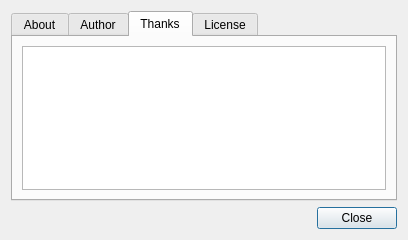
anilFree/seascope, file src/ui/about.ui: the form before one commit.
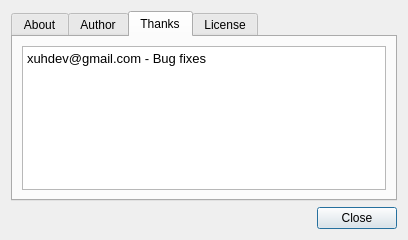
The form after the commit. The open tabs and pages were chosen to show the change.

Commit message: Creating debug info window.

Patch:
```diff
--- a/src/ui/about.ui
+++ b/src/ui/about.ui
@@ -155,6 +155,7 @@
 &lt;html&gt;&lt;head&gt;&lt;meta name=&quot;qrichtext&quot; content=&quot;1&quot; /&gt;&lt;style type=&quot;text/css&quot;&gt;
 p, li { white-space: pre-wrap; }
 &lt;/style&gt;&lt;/head&gt;&lt;body style=&quot; font-family:'Sans Serif'; font-size:8pt; font-weight:400; font-style:normal;&quot;&gt;
+&lt;p style=&quot; margin-top:0px; margin-bottom:0px; margin-left:0px; margin-right:0px; -qt-block-indent:0; text-indent:0px;&quot;&gt;&lt;span style=&quot; font-family:'Sans'; font-size:10pt;&quot;&gt;xuhdev@gmail.com - Bug fixes&lt;/span&gt;&lt;/p&gt;
 &lt;p style=&quot;-qt-paragraph-type:empty; margin-top:0px; margin-bottom:0px; margin-left:0px; margin-right:0px; -qt-block-indent:0; text-indent:0px; font-family:'Sans'; font-size:10pt;&quot;&gt;&lt;/p&gt;&lt;/body&gt;&lt;/html&gt;</string>
          </property>
         </widget>
```
Left out of the diff: 2 changed lines with no effect on the pictures. The commit also changes 4 other files.
